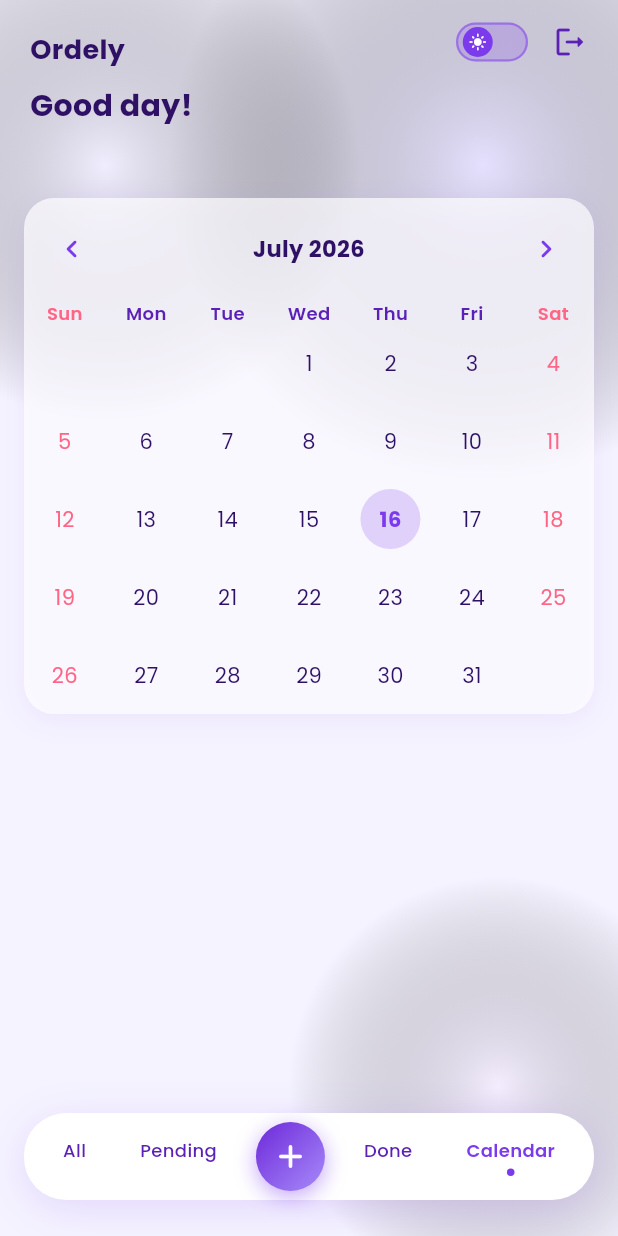
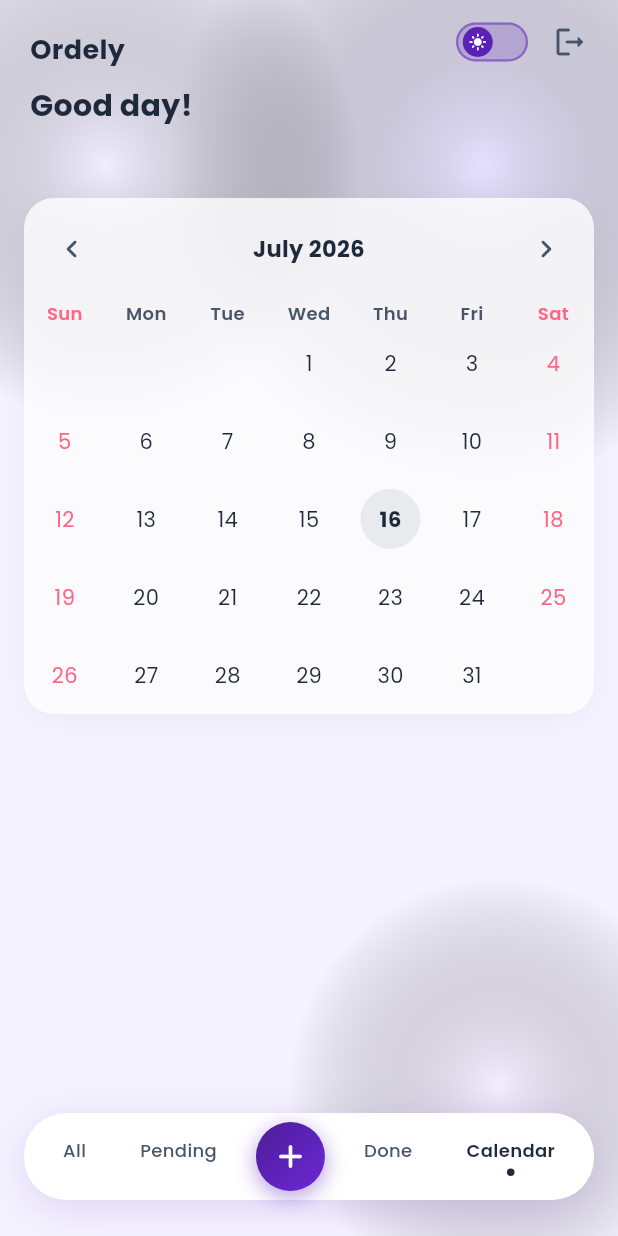
Before and after one commit to adanaamir/todo-app, a Flutter app: the screen it shows once a user with an empty profile is signed in, item 5 of the bottom bar chosen, on a phone screen of 412 x 824 dp. Run offline on Flutter 3.47's test engine with Material 3 defaults, Android fonts, the light colour scheme and no system bars; drawn by our look-alikes of table_calendar; our stand-ins replace cloud_firestore, firebase_auth, firebase_core, flutter_slidable, google_fonts, shared_preferences; accounts and stored records are empty; generated files the repository leaves out were written again.

Commit message:
FIX purple UI

```diff
--- a/lib/screens/home_screen.dart
+++ b/lib/screens/home_screen.dart
@@ -451,6 +451,10 @@ class _EmptyState extends StatelessWidget {
 
   @override
   Widget build(BuildContext context) {
+    final isDark = Theme.of(context).brightness == Brightness.dark;
+    final textPrimaryColor = isDark ? AppTheme.textPrimaryDm : AppTheme.textPrimary;
+    final textSecondaryColor = isDark ? AppTheme.textSecondaryDm : AppTheme.textSecondary;
+
     final (icon, title, subtitle) = switch (filter) {
       'active' => (
           Icons.playlist_add_check_circle_outlined,
@@ -489,7 +493,7 @@ class _EmptyState extends StatelessWidget {
             style: GoogleFonts.poppins(
               fontSize: 18,
               fontWeight: FontWeight.w700,
-              color: AppTheme.textPrimary,
+              color: textPrimaryColor,
             ),
           ),
           const SizedBox(height: 6),
@@ -497,7 +501,7 @@ class _EmptyState extends StatelessWidget {
             subtitle,
             style: GoogleFonts.poppins(
               fontSize: 13,
-              color: AppTheme.textSecondary,
+              color: textSecondaryColor,
             ),
             textAlign: TextAlign.center,
           ),
@@ -635,7 +639,7 @@ class _TabItem extends StatelessWidget {
     final isSelected = selected == value;
     final isDark = Theme.of(context).brightness == Brightness.dark;
 
-    final highlightColor = AppTheme.primary;
+    final highlightColor = isDark ? Colors.white : AppTheme.textPrimary;
     final unselectedColor = isDark
         ? AppTheme.textSecondaryDm
         : AppTheme.textSecondary;
@@ -702,6 +706,10 @@ class _CalendarViewState extends State<_CalendarView> {
 
   @override
   Widget build(BuildContext context) {
+    final isDark = Theme.of(context).brightness == Brightness.dark;
+    final textPrimaryColor = isDark ? AppTheme.textPrimaryDm : AppTheme.textPrimary;
+    final textSecondaryColor = isDark ? AppTheme.textSecondaryDm : AppTheme.textSecondary;
+
     final selectedTasks =
         _selectedDay != null ? _getTasksForDay(_selectedDay!) : <TaskModel>[];
 
@@ -713,11 +721,11 @@ class _CalendarViewState extends State<_CalendarView> {
           // Calendar
           Container(
             decoration: BoxDecoration(
-              color: Colors.white.withValues(alpha: 0.7),
+              color: isDark ? AppTheme.bgCardDm.withValues(alpha: 0.8) : Colors.white.withValues(alpha: 0.8),
               borderRadius: BorderRadius.circular(20),
               boxShadow: [
                 BoxShadow(
-                  color: AppTheme.primary.withValues(alpha: 0.08),
+                  color: isDark ? Colors.black.withValues(alpha: 0.25) : AppTheme.textSecondary.withValues(alpha: 0.06),
                   blurRadius: 16,
                   offset: const Offset(0, 4),
                 ),
@@ -741,19 +749,19 @@ class _CalendarViewState extends State<_CalendarView> {
                 titleTextStyle: GoogleFonts.poppins(
                   fontSize: 15,
                   fontWeight: FontWeight.w700,
-                  color: AppTheme.textPrimary,
+                  color: textPrimaryColor,
                 ),
-                leftChevronIcon: const Icon(
-                    Icons.chevron_left_rounded, color: AppTheme.primary),
-                rightChevronIcon: const Icon(
-                    Icons.chevron_right_rounded, color: AppTheme.primary),
+                leftChevronIcon: Icon(
+                    Icons.chevron_left_rounded, color: textSecondaryColor),
+                rightChevronIcon: Icon(
+                    Icons.chevron_right_rounded, color: textSecondaryColor),
                 headerPadding: const EdgeInsets.symmetric(vertical: 10),
               ),
               daysOfWeekStyle: DaysOfWeekStyle(
                 weekdayStyle: GoogleFonts.poppins(
                     fontSize: 12,
                     fontWeight: FontWeight.w600,
-                    color: AppTheme.textSecondary),
+                    color: textSecondaryColor),
                 weekendStyle: GoogleFonts.poppins(
                     fontSize: 12,
                     fontWeight: FontWeight.w600,
@@ -762,27 +770,27 @@ class _CalendarViewState extends State<_CalendarView> {
               calendarStyle: CalendarStyle(
                 outsideDaysVisible: false,
                 todayDecoration: BoxDecoration(
-                  color: AppTheme.primary.withValues(alpha: 0.2),
+                  color: isDark ? Colors.white.withValues(alpha: 0.15) : AppTheme.textPrimary.withValues(alpha: 0.08),
                   shape: BoxShape.circle,
                 ),
                 todayTextStyle: GoogleFonts.poppins(
-                  color: AppTheme.primary,
+                  color: textPrimaryColor,
                   fontWeight: FontWeight.w700,
                 ),
-                selectedDecoration: const BoxDecoration(
-                  color: AppTheme.primary,
+                selectedDecoration: BoxDecoration(
+                  color: textPrimaryColor,
                   shape: BoxShape.circle,
                 ),
                 selectedTextStyle: GoogleFonts.poppins(
-                  color: Colors.white,
+                  color: isDark ? AppTheme.bgDarkDm : Colors.white,
                   fontWeight: FontWeight.w700,
                 ),
                 defaultTextStyle:
-                    GoogleFonts.poppins(color: AppTheme.textPrimary),
+                    GoogleFonts.poppins(color: textPrimaryColor),
                 weekendTextStyle:
                     GoogleFonts.poppins(color: AppTheme.secondary),
-                markerDecoration: const BoxDecoration(
-                  color: AppTheme.primary,
+                markerDecoration: BoxDecoration(
+                  color: textSecondaryColor,
                   shape: BoxShape.circle,
                 ),
                 markerSize: 5,
--- a/lib/screens/login_screen.dart
+++ b/lib/screens/login_screen.dart
@@ -233,14 +233,14 @@ class _LoginScreenState extends State<LoginScreen>
                           TextSpan(
                             text: "Don't have an account? ",
                             style: GoogleFonts.poppins(
-                              color: AppTheme.textSecondary,
+                              color: isDark ? AppTheme.textSecondaryDm : AppTheme.textSecondary,
                               fontSize: 14,
                             ),
                             children: [
                               TextSpan(
                                 text: 'Sign Up',
                                 style: GoogleFonts.poppins(
-                                  color: AppTheme.primary,
+                                  color: isDark ? AppTheme.primaryLight : AppTheme.primary,
                                   fontWeight: FontWeight.w600,
                                 ),
                               ),
--- a/lib/screens/register_screen.dart
+++ b/lib/screens/register_screen.dart
@@ -276,14 +276,14 @@ class _RegisterScreenState extends State<RegisterScreen>
                           TextSpan(
                             text: 'Already have an account? ',
                             style: GoogleFonts.poppins(
-                              color: AppTheme.textSecondary,
+                              color: isDark ? AppTheme.textSecondaryDm : AppTheme.textSecondary,
                               fontSize: 14,
                             ),
                             children: [
                               TextSpan(
                                 text: 'Sign In',
                                 style: GoogleFonts.poppins(
-                                  color: AppTheme.primary,
+                                  color: isDark ? AppTheme.primaryLight : AppTheme.primary,
                                   fontWeight: FontWeight.w600,
                                 ),
                               ),
--- a/lib/theme/app_theme.dart
+++ b/lib/theme/app_theme.dart
@@ -3,8 +3,8 @@ import 'package:google_fonts/google_fonts.dart';
 
 class AppTheme {
   // ── Brand accent (same in both modes) ───────────────────────────────────
-  static const Color primary    = Color(0xFF7C3AED);   // rich royal purple
-  static const Color primaryLight = Color(0xFFA78BFA); // soft purple
+  static const Color primary    = Color(0xFF5B21B6);   // deep premium royal purple
+  static const Color primaryLight = Color(0xFF7C3AED); // medium royal purple
   static const Color secondary  = Color(0xFFFF6584);
   static const Color success    = Color(0xFF22C55E);
   static const Color error      = Color(0xFFEF4444);
@@ -16,9 +16,9 @@ class AppTheme {
   static const Color bgCardLight = Color(0xFFEDE9FE);   // light purple input bg
   static const Color surface     = Color(0xFFFAF9FF);
 
-  static const Color textPrimary   = Color(0xFF2E1065);  // deep violet-black
-  static const Color textSecondary = Color(0xFF5B21B6);  // deep purple
-  static const Color textMuted     = Color(0xFF7C3AED);  // muted purple
+  static const Color textPrimary   = Color(0xFF1E293B);  // premium slate-black
+  static const Color textSecondary = Color(0xFF475569);  // medium slate-gray
+  static const Color textMuted     = Color(0xFF94A3B8);  // light slate-gray
 
   // ── Dark mode static colours ────────────────────────────────────────────
   static const Color bgDarkDm       = Color(0xFF0F0C1B);  // midnight dark purple
@@ -32,7 +32,7 @@ class AppTheme {
 
   // ── Gradients ─────────────────────────────────────────────────────────
   static const LinearGradient primaryGradient = LinearGradient(
-    colors: [Color(0xFF6D28D9), Color(0xFFA78BFA)],
+    colors: [Color(0xFF4C1D95), Color(0xFF6D28D9)],
     begin: Alignment.topLeft,
     end: Alignment.bottomRight,
   );
```
Also changed, not shown: lib/screens/add_edit_task_screen.dart (+12 -10 lines).
